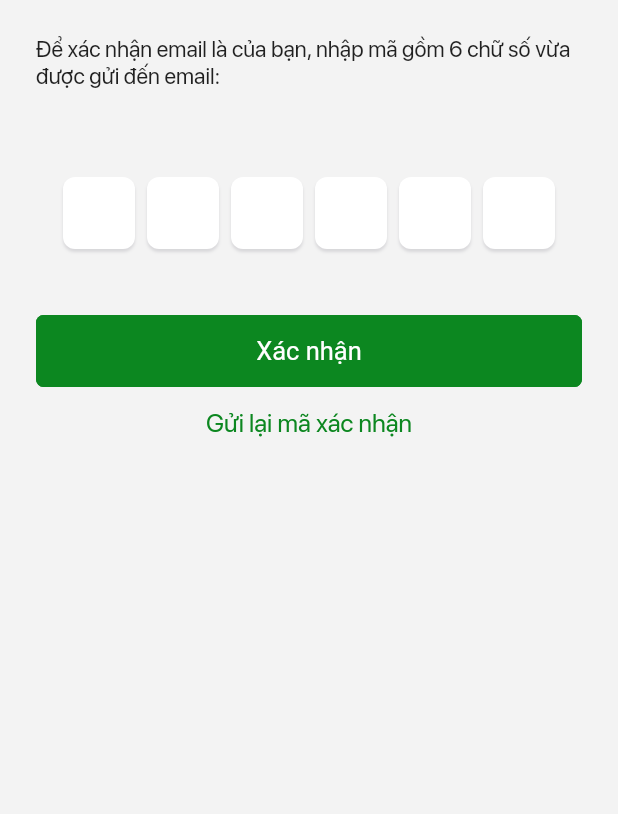
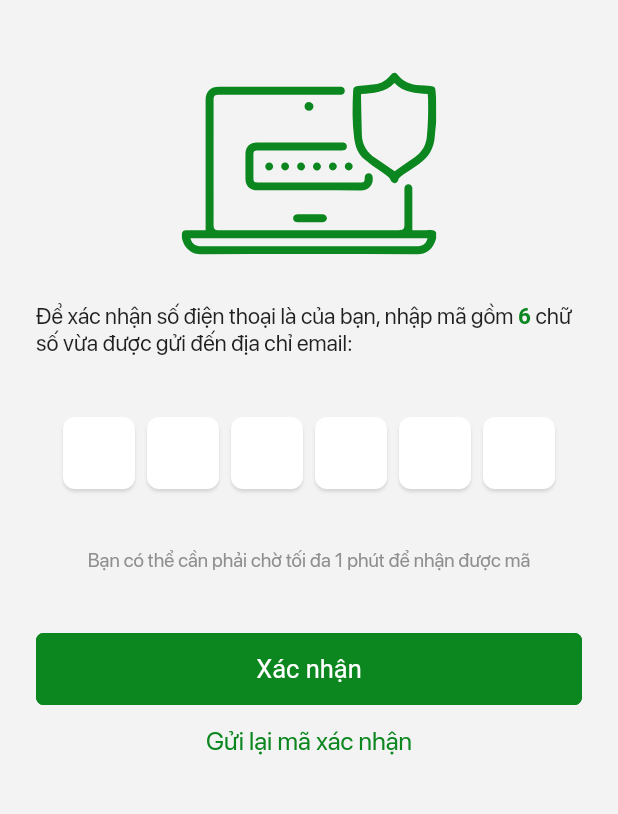
Before and after one commit to ducnn230288/flutter, a Flutter app: the OTPVerificationPage screen opened directly with empty values, on a phone screen of 412 x 824 dp, the part 60-874 px from its top. Run offline on Flutter 3.47's test engine with Material 2 defaults, Android fonts, the phone set to English and light mode, and no system bars; drawn by our look-alikes of pinput; our stand-ins replace device_info_plus, dio, easy_localization, extended_image, flutter_bloc, flutter_dotenv and 10 more; missing offline and left inert: qr_code_scanner; accounts and stored records are empty; network calls fail; statements that could not run were skipped.

Commit message:
init source

```diff
--- a/lib/constants/src/icons.dart
+++ b/lib/constants/src/icons.dart
@@ -19,10 +19,20 @@ class CIcon {
   static final placeholderImage = Image.asset(
     'assets/images/placeholder.jpeg',
   );
-  static final reminder = Image.asset(
-    'assets/images/reminder.png',
-    width: CSpace.width < 190 ? 190 : CSpace.width * 0.6,
-    semanticLabel: 'reminder',
+  static final forgotPassword = SvgPicture.asset(
+    'assets/svgs/forgot-password.svg',
+    semanticsLabel: 'forgot-password',
+    color: CColor.primary,
+  );
+  static final otpVerification = SvgPicture.asset(
+    'assets/svgs/otp-verification.svg',
+    semanticsLabel: 'otp-verification',
+    color: CColor.primary,
+  );
+  static final resetPassword = SvgPicture.asset(
+    'assets/svgs/reset-password.svg',
+    semanticsLabel: 'reset-password',
+    color: CColor.primary,
   );
   static final arrowDown = SvgPicture.asset(
     'assets/svgs/arrow-down.svg',
--- a/lib/pages/access/forgot_password/index.dart
+++ b/lib/pages/access/forgot_password/index.dart
@@ -14,22 +14,20 @@ class ForgotPassword extends StatelessWidget {
 
   @override
   Widget build(BuildContext context) {
-    final double size = CSpace.width < 190 ? 190 : CSpace.width * 0.6;
     return Scaffold(
       body: SafeArea(
         child: ListView(
           padding: const EdgeInsets.all(CSpace.large),
           children: [
+            SizedBox(height: 170, child: CIcon.forgotPassword),
             const VSpacer(CSpace.superLarge),
-            CIcon.reminder,
-            const VSpacer(CSpace.mediumSmall),
             const Center(
               child: Text(
                 'Quên mật khẩu?',
                 style: TextStyle(fontWeight: FontWeight.w600, fontSize: CFontSize.title2),
               ),
             ),
-            const VSpacer(CSpace.medium),
+            const VSpacer(CSpace.superLarge),
             Text(
               'Đừng lo, hãy nhập email đã đăng ký của bạn bên dưới để nhận mã OTP xác nhận lấy lại mật khẩu',
               style: TextStyle(color: CColor.hintColor),
--- a/lib/pages/access/forgot_password/otp_verification.dart
+++ b/lib/pages/access/forgot_password/otp_verification.dart
@@ -26,7 +26,16 @@ class _OTPVerificationPageState extends State<OTPVerificationPage> {
       body: ListView(
         padding: const EdgeInsets.all(CSpace.superLarge),
         children: [
-          Text('Để xác nhận email là của bạn, nhập mã gồm 6 chữ số vừa được gửi đến email:\n${widget.email}'),
+          SizedBox(height: 170, child: CIcon.otpVerification),
+          const VSpacer(CSpace.mediumSmall),
+          Text.rich(TextSpan(
+            children: [
+              const TextSpan(text: 'Để xác nhận số điện thoại là của bạn, nhập mã gồm '),
+              TextSpan(text: '6', style: TextStyle(color: CColor.primary, fontWeight: FontWeight.bold)),
+              const TextSpan(text: ' chữ số vừa được gửi đến địa chỉ email: '),
+              TextSpan(text: widget.email, style: TextStyle(color: CColor.primary, fontWeight: FontWeight.bold))
+            ],
+          )),
           const VSpacer(40),
           Padding(
             padding: const EdgeInsets.symmetric(horizontal: CSpace.large),
@@ -40,7 +49,13 @@ class _OTPVerificationPageState extends State<OTPVerificationPage> {
               },
             ),
           ),
-          const VSpacer(44),
+          const VSpacer(40),
+          Text(
+            'Bạn có thể cần phải chờ tối đa 1 phút để nhận được mã',
+            style: TextStyle(color: CColor.hintColor, fontSize: CFontSize.footnote),
+            textAlign: TextAlign.center,
+          ),
+          const VSpacer(40),
           ElevatedButton(onPressed: checkToken, child: Text('pages.login.otp_verification.Confirm'.tr())),
           Row(
             mainAxisAlignment: MainAxisAlignment.center,
--- a/lib/pages/access/login.dart
+++ b/lib/pages/access/login.dart
@@ -28,16 +28,8 @@ class LoginPage extends StatelessWidget {
         password: true,
       )
     ];
-    List<MFormItem> listEmail = [
-      MFormItem(
-        name: 'email',
-        hintText: 'pages.login.login.Email address'.tr(),
-        icon: 'assets/form/mail.svg',
-      ),
-    ];
 
     return Scaffold(
-      // appBar: appBar(title: 'pages.login.login.Log in'.tr()),
       body: SingleChildScrollView(
         child: Column(
           crossAxisAlignment: CrossAxisAlignment.center,
```
Also changed, not shown: lib/core/src/drawer/index.dart (+84 -63 lines), lib/cubit/auth.dart (+10 -6 lines), lib/pages/access/forgot_password/reset_password.dart (+7 -0 lines), lib/pages/access/register.dart (+0 -14 lines), lib/service/src/auth.dart (+7 -0 lines), assets/images/reminder.png (deleted), assets/svgs/forgot-password.svg (added), assets/svgs/otp-verification.svg (added), assets/svgs/reset-password.svg (added).
